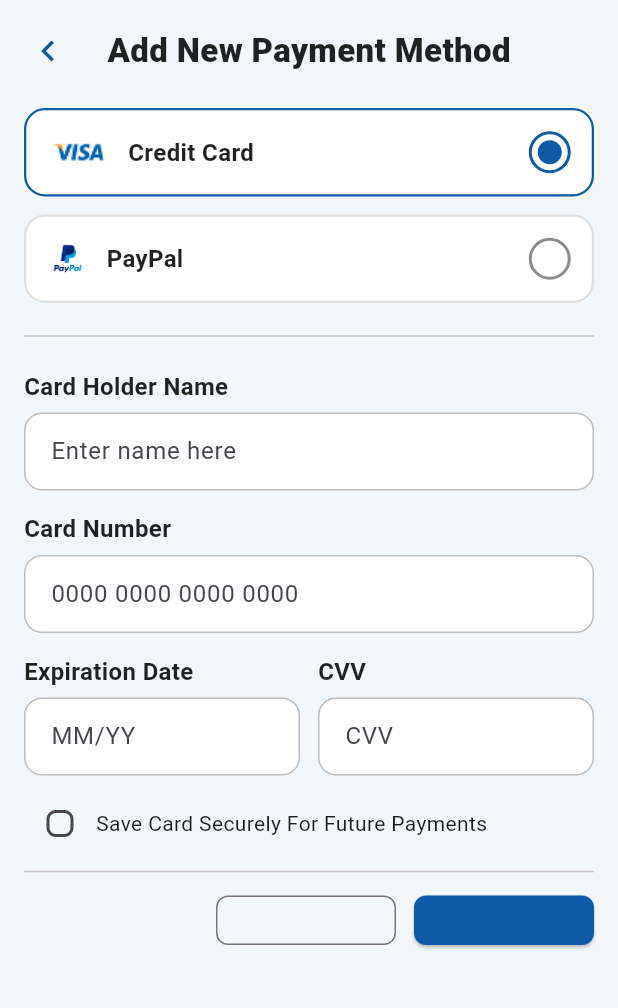
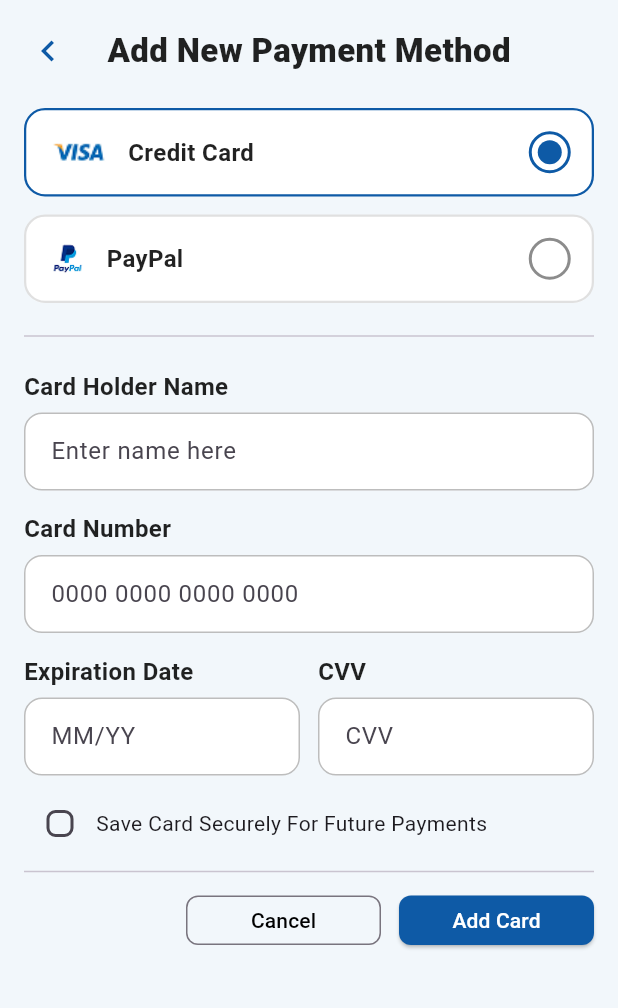
Before and after one commit to nhahub/NHA-227, a Flutter app: the CartScreen screen opened by its route, after a tap on "Add sample item", after a tap on "Check out", on a phone screen of 412 x 824 dp, the part 78-1086 px from its top. Run offline on Flutter 3.47's test engine with Material 3 defaults, Android fonts, the phone set to English and light mode, and no system bars; our stand-ins replace bloc, cloud_firestore, firebase_auth, firebase_core, flutter_bloc, go_router and 1 more; accounts and stored records are empty.

Commit message:
Final Update

```diff
--- a/lib/router.dart
+++ b/lib/router.dart
@@ -2,6 +2,7 @@ import 'package:go_router/go_router.dart';
 import 'package:flutter/material.dart';
 import 'package:medilink_app/screens/auth/phone_sign_in_screen.dart';
 import 'package:medilink_app/screens/cart/cart_screen.dart';
+import 'package:medilink_app/screens/orders/last_order_screen.dart';
 import 'screens/auth/splash_screen.dart';
 import 'screens/auth/signin_screen.dart';
 import 'screens/auth/signup_screen.dart';
@@ -75,5 +76,10 @@ final GoRouter router = GoRouter(
       path: '/cart',
       builder: (context, state) => const CartScreen(),
     ),
+        GoRoute(
+      path: '/lastOrder',
+      builder: (context, state) => const LastOrderScreen(),
+    ),
+
   ],
 );
--- a/lib/screens/cart/cart_screen.dart
+++ b/lib/screens/cart/cart_screen.dart
@@ -438,6 +438,7 @@ class _CartScreenState extends State<CartScreen> {
                               : const Text(
                                   'Check out',
                                   style: TextStyle(
+                                    color: Colors.white,
                                     fontSize: 18,
                                     fontWeight: FontWeight.w700,
                                   ),
--- a/lib/screens/cart/checkout_screen.dart
+++ b/lib/screens/cart/checkout_screen.dart
@@ -2,6 +2,7 @@ import 'package:flutter/material.dart';
 import 'package:flutter/services.dart';
 import 'package:cloud_firestore/cloud_firestore.dart';
 import 'package:firebase_auth/firebase_auth.dart';
+import 'package:go_router/go_router.dart';
 
 class CheckoutScreen extends StatefulWidget {
   const CheckoutScreen({Key? key}) : super(key: key);
@@ -12,7 +13,6 @@ class CheckoutScreen extends StatefulWidget {
 
 class _CheckoutScreenState extends State {
   static const brandBlue = Color(0xFF0E5AA6);
-
 
   // Card form
   final GlobalKey<FormState> _cardFormKey = GlobalKey<FormState>();
@@ -165,6 +165,7 @@ class _CheckoutScreenState extends State {
     if (!mounted) return;
     Navigator.pop(context, success);
   }
+
   bool _adding = false;
   final Duration _addCooldown = Duration(seconds: 1);
   DateTime? _nextAddAllowed;
@@ -175,9 +176,9 @@ class _CheckoutScreenState extends State {
   void _startAddCooldown() {
     _nextAddAllowed = DateTime.now().add(_addCooldown);
   }
+
   Future _onAdd() async {
     if (_adding || _addCoolingDown) return; // guard
-
 
     try {
       if (_method == 'paypal') {
@@ -384,29 +385,30 @@ class _CheckoutScreenState extends State {
                     mainAxisAlignment: MainAxisAlignment.end,
                     children: [
                       SizedBox(
-                        width: 120,
+                        width: 130,
                         height: 33,
                         child: OutlinedButton(
                           onPressed: () {
-                            Navigator.pop(context, false); // back to Cart
+                            context.go('/cart'); // back to Cart
                           },
                           style: OutlinedButton.styleFrom(
-                            padding: const EdgeInsets.symmetric(vertical: 14),
                             shape: RoundedRectangleBorder(
                               borderRadius: BorderRadius.circular(8),
                             ),
                           ),
-                          child: const Text('Cancel'),
+                          child: const Text(
+                            'Cancel',
+                            style: TextStyle(color: Colors.black),
+                          ),
                         ),
                       ),
                       const SizedBox(width: 12),
                       SizedBox(
-                        width: 120,
+                        width: 130,
                         height: 33,
                         child: ElevatedButton(
                           style: ElevatedButton.styleFrom(
                             backgroundColor: brandBlue,
-                            padding: const EdgeInsets.symmetric(vertical: 14),
                             shape: RoundedRectangleBorder(
                               borderRadius: BorderRadius.circular(8),
                             ),
@@ -427,6 +429,9 @@ class _CheckoutScreenState extends State {
                                   _method == 'paypal'
                                       ? 'Add PayPal'
                                       : 'Add Card',
+                                  maxLines: 1,
+                                  overflow: TextOverflow.ellipsis,
+                                  style: const TextStyle(color: Colors.white),
                                 ),
                         ),
                       ),
```
Also changed, not shown: lib/screens/auth/home_screen.dart (+12 -4 lines), lib/screens/orders/last_order_screen.dart (+77 -44 lines), lib/screens/orders/orders_screen.dart (+4 -3 lines). Lines whose indentation alone changed are shown as unchanged.
